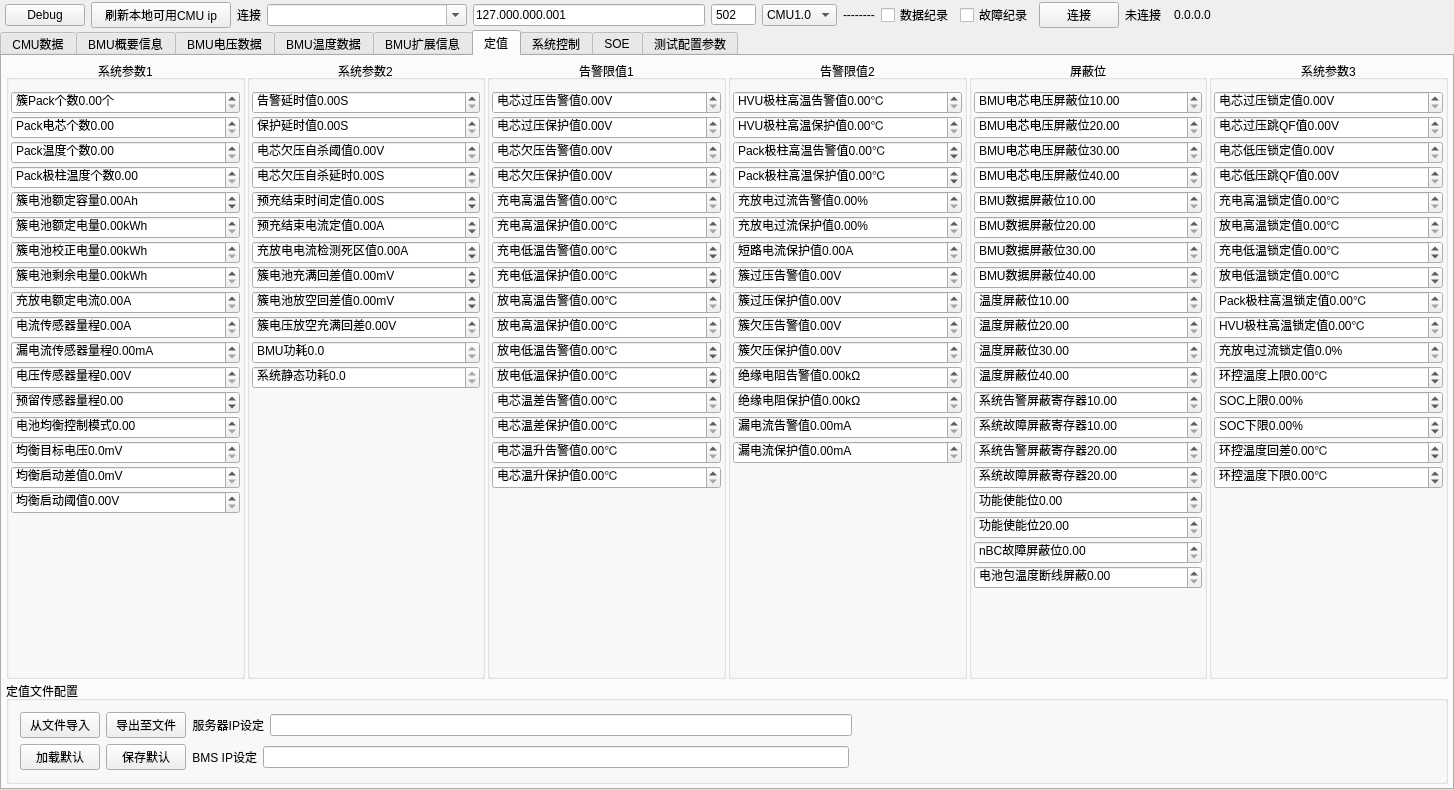
Before: the Qt Designer form views/bmsview/bmsview.ui in Shogpe/bmsTool, drawn with Qt 5.
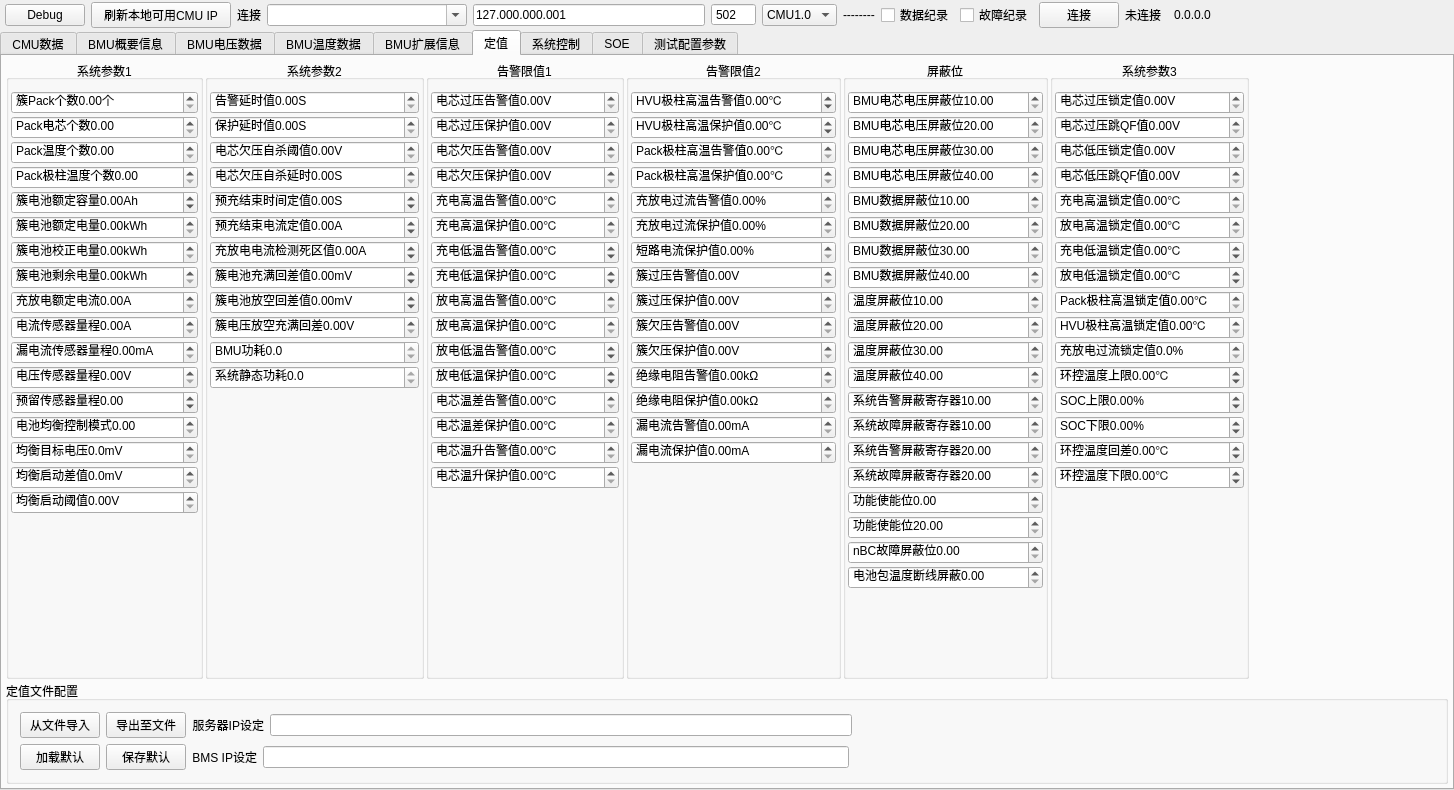
After: the same form once the commit is applied. The open tabs and pages were chosen to show the change. Custom widgets are drawn as their Qt base class.

What changed in the file:
```diff
--- a/views/bmsview/bmsview.ui
+++ b/views/bmsview/bmsview.ui
@@ -105,7 +105,7 @@
          </size>
         </property>
         <property name="text">
-         <string>刷新本地可用CMU ip</string>
+         <string>刷新本地可用CMU IP</string>
         </property>
        </widget>
       </item>
@@ -9251,7 +9251,7 @@
              <number>2</number>
             </property>
             <item>
-             <widget class="InputBox" name="PoleTH">
+             <widget class="InputBox" name="CPoleTH">
               <property name="sizePolicy">
                <sizepolicy hsizetype="Preferred" vsizetype="Fixed">
                 <horstretch>0</horstretch>
@@ -9271,15 +9271,15 @@
                <string>℃</string>
               </property>
               <property name="minimum">
-               <double>0.000000000000000</double>
+               <double>-65536.000000000000000</double>
               </property>
               <property name="maximum">
-               <double>100.000000000000000</double>
+               <double>65536.000000000000000</double>
               </property>
              </widget>
             </item>
             <item>
-             <widget class="InputBox" name="PoleTHH">
+             <widget class="InputBox" name="CPoleTHH">
               <property name="sizePolicy">
                <sizepolicy hsizetype="Preferred" vsizetype="Fixed">
                 <horstretch>0</horstretch>
@@ -9299,15 +9299,15 @@
                <string>℃</string>
               </property>
               <property name="minimum">
-               <double>0.000000000000000</double>
+               <double>-65536.000000000000000</double>
               </property>
               <property name="maximum">
-               <double>100.000000000000000</double>
+               <double>65536.000000000000000</double>
               </property>
              </widget>
             </item>
             <item>
-             <widget class="InputBox" name="CPoleTH">
+             <widget class="InputBox" name="PoleTH">
               <property name="sizePolicy">
                <sizepolicy hsizetype="Preferred" vsizetype="Fixed">
                 <horstretch>0</horstretch>
@@ -9327,15 +9327,15 @@
                <string>℃</string>
               </property>
               <property name="minimum">
-               <double>-65536.000000000000000</double>
+               <double>0.000000000000000</double>
               </property>
               <property name="maximum">
-               <double>65536.000000000000000</double>
+               <double>100.000000000000000</double>
               </property>
              </widget>
             </item>
             <item>
-             <widget class="InputBox" name="CPoleTHH">
+             <widget class="InputBox" name="PoleTHH">
               <property name="sizePolicy">
                <sizepolicy hsizetype="Preferred" vsizetype="Fixed">
                 <horstretch>0</horstretch>
@@ -9355,10 +9355,10 @@
                <string>℃</string>
               </property>
               <property name="minimum">
-               <double>-65536.000000000000000</double>
+               <double>0.000000000000000</double>
               </property>
               <property name="maximum">
-               <double>65536.000000000000000</double>
+               <double>100.000000000000000</double>
               </property>
              </widget>
             </item>
@@ -9436,7 +9436,7 @@
                <string>短路电流保护值</string>
               </property>
               <property name="suffix">
-               <string>A</string>
+               <string>%</string>
               </property>
               <property name="minimum">
                <double>0.000000000000000</double>
@@ -10819,6 +10819,49 @@
            </layout>
           </widget>
          </item>
+         <item>
+          <widget class="QWidget" name="wd_fillLimit" native="true">
+           <property name="minimumSize">
+            <size>
+             <width>0</width>
+             <height>0</height>
+            </size>
+           </property>
+           <layout class="QHBoxLayout" name="horizontalLayout_22">
+            <property name="spacing">
+             <number>0</number>
+            </property>
+            <property name="leftMargin">
+             <number>0</number>
+            </property>
+            <property name="topMargin">
+             <number>0</number>
+            </property>
+            <property name="rightMargin">
+             <number>0</number>
+            </property>
+            <property name="bottomMargin">
+             <number>0</number>
+            </property>
+            <item>
+             <spacer name="hs_Limit">
+              <property name="orientation">
+               <enum>Qt::Horizontal</enum>
+              </property>
+              <property name="sizeType">
+               <enum>QSizePolicy::Expanding</enum>
+              </property>
+              <property name="sizeHint" stdset="0">
+               <size>
+                <width>40</width>
+                <height>20</height>
+               </size>
+              </property>
+             </spacer>
+            </item>
+           </layout>
+          </widget>
+         </item>
         </layout>
        </item>
        <item>
```
Left out of the diff: 266 changed lines with no effect on the pictures.
